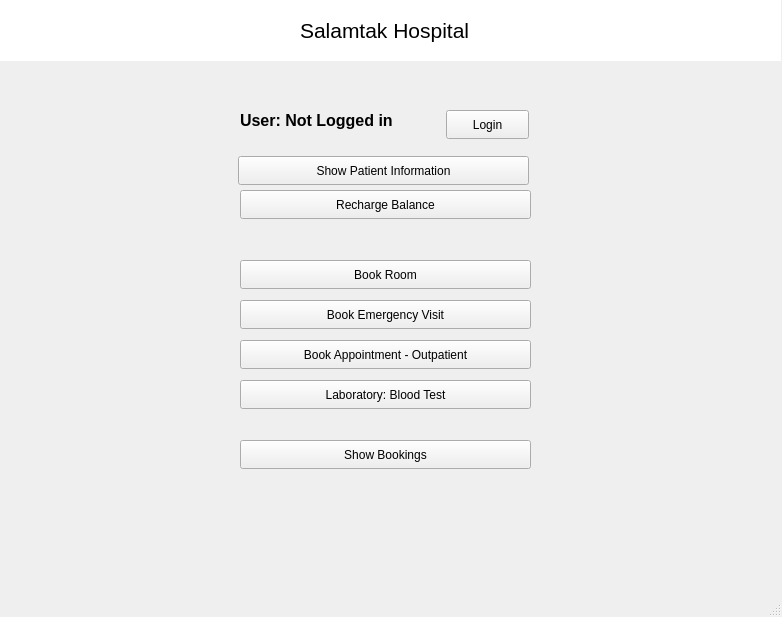
KirolousFouty/Hospital_Project, file mainwindow.ui: the form before one commit.
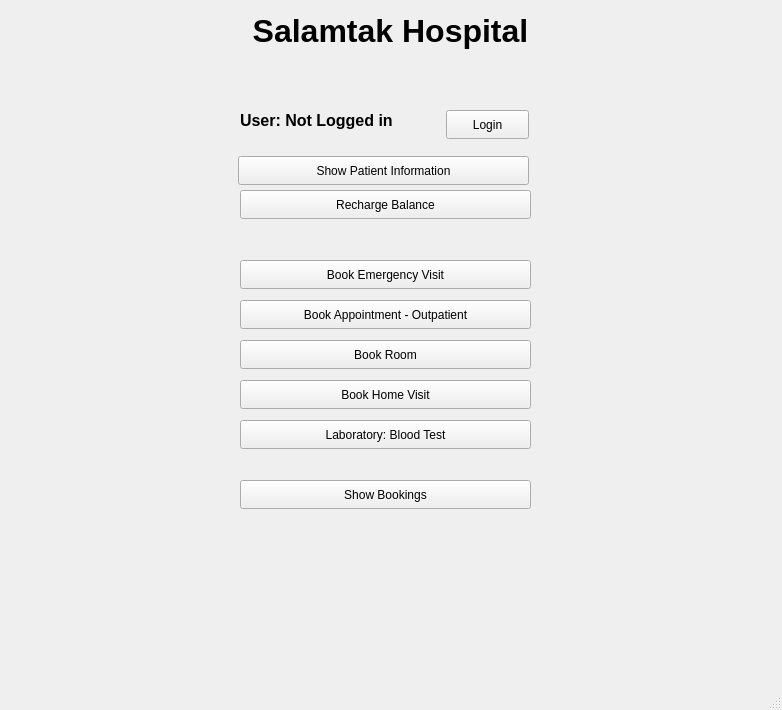
The form after the commit.

Commit message: Added Home Visit + semi-Final

```diff
--- a/mainwindow.ui
+++ b/mainwindow.ui
@@ -7,7 +7,7 @@
     <x>0</x>
     <y>0</y>
     <width>782</width>
-    <height>617</height>
+    <height>710</height>
    </rect>
   </property>
   <property name="windowTitle">
@@ -40,39 +40,11 @@
      <string>Show Patient Information</string>
     </property>
    </widget>
-   <widget class="QLineEdit" name="salamtakHospitalTitle">
-    <property name="geometry">
-     <rect>
-      <x>-10</x>
-      <y>0</y>
-      <width>791</width>
-      <height>61</height>
-     </rect>
-    </property>
-    <property name="font">
-     <font>
-      <pointsize>16</pointsize>
-      <bold>false</bold>
-     </font>
-    </property>
-    <property name="text">
-     <string>Salamtak Hospital</string>
-    </property>
-    <property name="frame">
-     <bool>false</bool>
-    </property>
-    <property name="alignment">
-     <set>Qt::AlignCenter</set>
-    </property>
-    <property name="readOnly">
-     <bool>true</bool>
-    </property>
-   </widget>
    <widget class="QPushButton" name="bookAppointmentButton">
     <property name="geometry">
      <rect>
       <x>240</x>
-      <y>340</y>
+      <y>300</y>
       <width>291</width>
       <height>29</height>
      </rect>
@@ -85,7 +57,7 @@
     <property name="geometry">
      <rect>
       <x>240</x>
-      <y>440</y>
+      <y>480</y>
       <width>291</width>
       <height>29</height>
      </rect>
@@ -98,9 +70,9 @@
     <property name="geometry">
      <rect>
       <x>60</x>
-      <y>480</y>
+      <y>530</y>
       <width>661</width>
-      <height>111</height>
+      <height>141</height>
      </rect>
     </property>
     <property name="frameShape">
@@ -117,7 +89,7 @@
     <property name="geometry">
      <rect>
       <x>240</x>
-      <y>300</y>
+      <y>260</y>
       <width>291</width>
       <height>29</height>
      </rect>
@@ -130,7 +102,7 @@
     <property name="geometry">
      <rect>
       <x>240</x>
-      <y>260</y>
+      <y>340</y>
       <width>291</width>
       <height>29</height>
      </rect>
@@ -175,7 +147,7 @@
     <property name="geometry">
      <rect>
       <x>240</x>
-      <y>380</y>
+      <y>420</y>
       <width>291</width>
       <height>29</height>
      </rect>
@@ -184,6 +156,41 @@
      <string>Laboratory: Blood Test</string>
     </property>
    </widget>
+   <widget class="QPushButton" name="bookHomeVisitButton">
+    <property name="geometry">
+     <rect>
+      <x>240</x>
+      <y>380</y>
+      <width>291</width>
+      <height>29</height>
+     </rect>
+    </property>
+    <property name="text">
+     <string>Book Home Visit</string>
+    </property>
+   </widget>
+   <widget class="QLabel" name="salamtakHospitalTitle">
+    <property name="geometry">
+     <rect>
+      <x>0</x>
+      <y>0</y>
+      <width>781</width>
+      <height>61</height>
+     </rect>
+    </property>
+    <property name="font">
+     <font>
+      <pointsize>24</pointsize>
+      <bold>true</bold>
+     </font>
+    </property>
+    <property name="text">
+     <string>Salamtak Hospital</string>
+    </property>
+    <property name="alignment">
+     <set>Qt::AlignCenter</set>
+    </property>
+   </widget>
   </widget>
   <widget class="QMenuBar" name="menubar">
    <property name="geometry">
```
Left out of the diff: 2 changed lines with no effect on the pictures. The commit also changes 39 other files.
